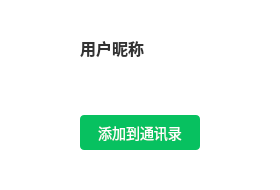
First picture: the form in chat_app desktop/findsuccessdlg.ui, repository Tindalos-ik/chat_app, before the edit.
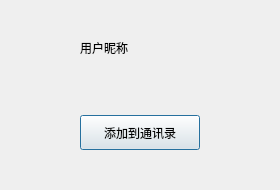
Second picture: the form after the edit.

Diff of the .ui file:
```diff
--- a/chat_app desktop/findsuccessdlg.ui
+++ b/chat_app desktop/findsuccessdlg.ui
@@ -25,9 +25,6 @@
   <property name="windowTitle">
    <string>添加</string>
   </property>
-  <property name="styleSheet">
-   <string notr="true">QDialog { background-color: #ffffff; }</string>
-  </property>
   <layout class="QVBoxLayout" name="verticalLayout">
    <property name="spacing">
     <number>0</number>
@@ -83,9 +80,6 @@
       </item>
       <item>
        <widget class="QLabel" name="name_lb">
-        <property name="styleSheet">
-         <string notr="true">font-size: 16px; font-weight: bold; color: #333333;</string>
-        </property>
         <property name="text">
          <string>用户昵称</string>
         </property>
@@ -155,11 +149,6 @@
         <property name="cursor">
          <cursorShape>PointingHandCursor</cursorShape>
         </property>
-        <property name="styleSheet">
-         <string notr="true">QPushButton { background-color: #07c160; color: #ffffff; border: none; border-radius: 4px; font-size: 14px; }
-QPushButton:hover { background-color: #06ad56; }
-QPushButton:pressed { background-color: #059a4c; }</string>
-        </property>
         <property name="text">
          <string>添加到通讯录</string>
         </property>
```
